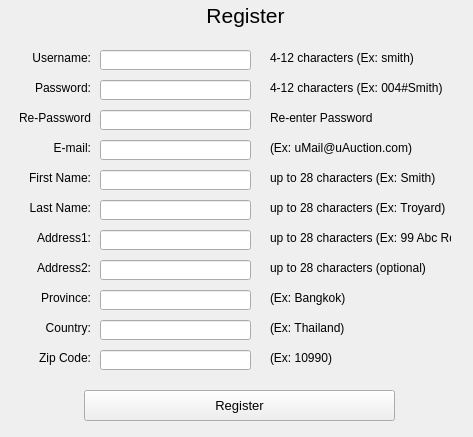
Qt form unicorn/ui/register.ui (shiragaP/uAuction) before a commit.
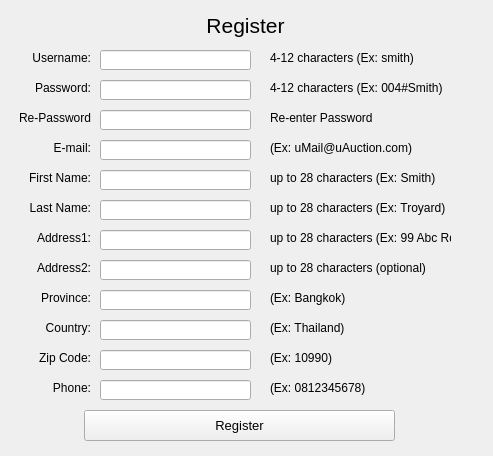
The same form after that commit.

```diff
--- a/unicorn/ui/register.ui
+++ b/unicorn/ui/register.ui
@@ -6,8 +6,8 @@
    <rect>
     <x>0</x>
     <y>0</y>
-    <width>473</width>
-    <height>437</height>
+    <width>493</width>
+    <height>456</height>
    </rect>
   </property>
   <property name="windowTitle">
@@ -43,7 +43,7 @@
    <property name="geometry">
     <rect>
      <x>84</x>
-     <y>390</y>
+     <y>410</y>
      <width>311</width>
      <height>31</height>
     </rect>
@@ -61,7 +61,7 @@
    <property name="geometry">
     <rect>
      <x>20</x>
-     <y>0</y>
+     <y>10</y>
      <width>451</width>
      <height>31</height>
     </rect>
@@ -514,6 +514,48 @@
     <set>Qt::AlignLeading|Qt::AlignLeft|Qt::AlignVCenter</set>
    </property>
   </widget>
+  <widget class="QLineEdit" name="lineEdit_12_phonenumber">
+   <property name="geometry">
+    <rect>
+     <x>100</x>
+     <y>380</y>
+     <width>151</width>
+     <height>20</height>
+    </rect>
+   </property>
+  </widget>
+  <widget class="QLabel" name="label_12_phonenumber_detail">
+   <property name="geometry">
+    <rect>
+     <x>270</x>
+     <y>380</y>
+     <width>181</width>
+     <height>16</height>
+    </rect>
+   </property>
+   <property name="text">
+    <string>(Ex: 0812345678)</string>
+   </property>
+   <property name="alignment">
+    <set>Qt::AlignLeading|Qt::AlignLeft|Qt::AlignVCenter</set>
+   </property>
+  </widget>
+  <widget class="QLabel" name="label_12_phonenumber">
+   <property name="geometry">
+    <rect>
+     <x>20</x>
+     <y>380</y>
+     <width>71</width>
+     <height>16</height>
+    </rect>
+   </property>
+   <property name="text">
+    <string>Phone:</string>
+   </property>
+   <property name="alignment">
+    <set>Qt::AlignRight|Qt::AlignTrailing|Qt::AlignVCenter</set>
+   </property>
+  </widget>
   <zorder>label_02_password</zorder>
   <zorder>label_01_username</zorder>
   <zorder>lineEdit_01_username</zorder>
```
Left out of the diff: 4 changed lines with no effect on the pictures.
